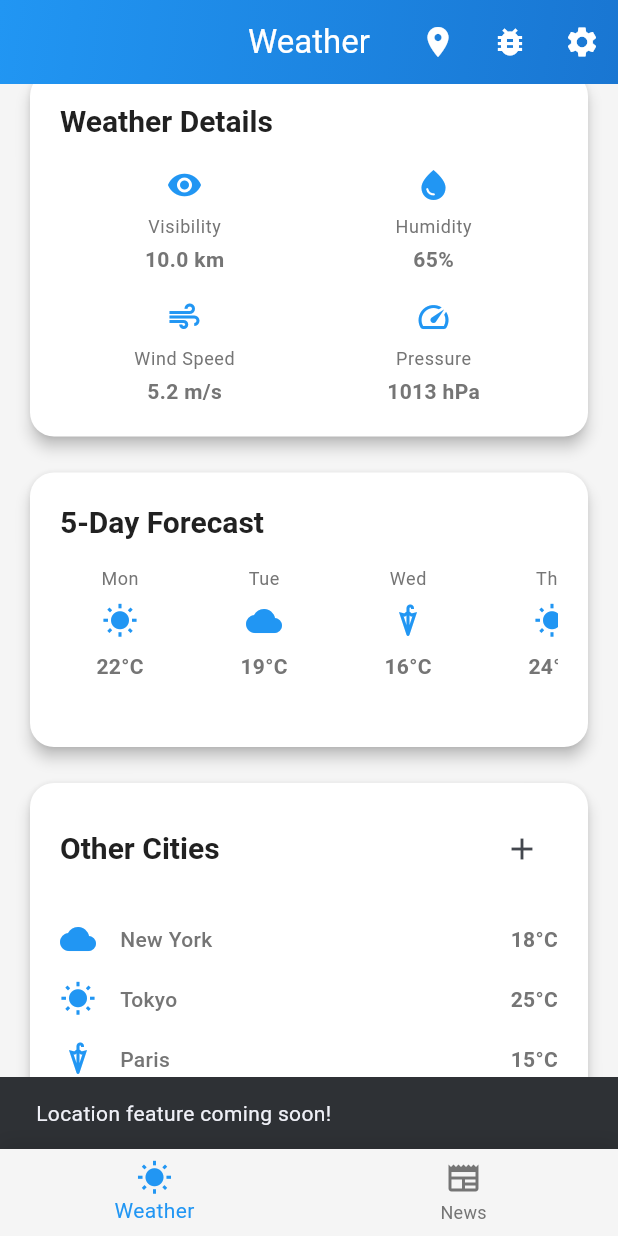
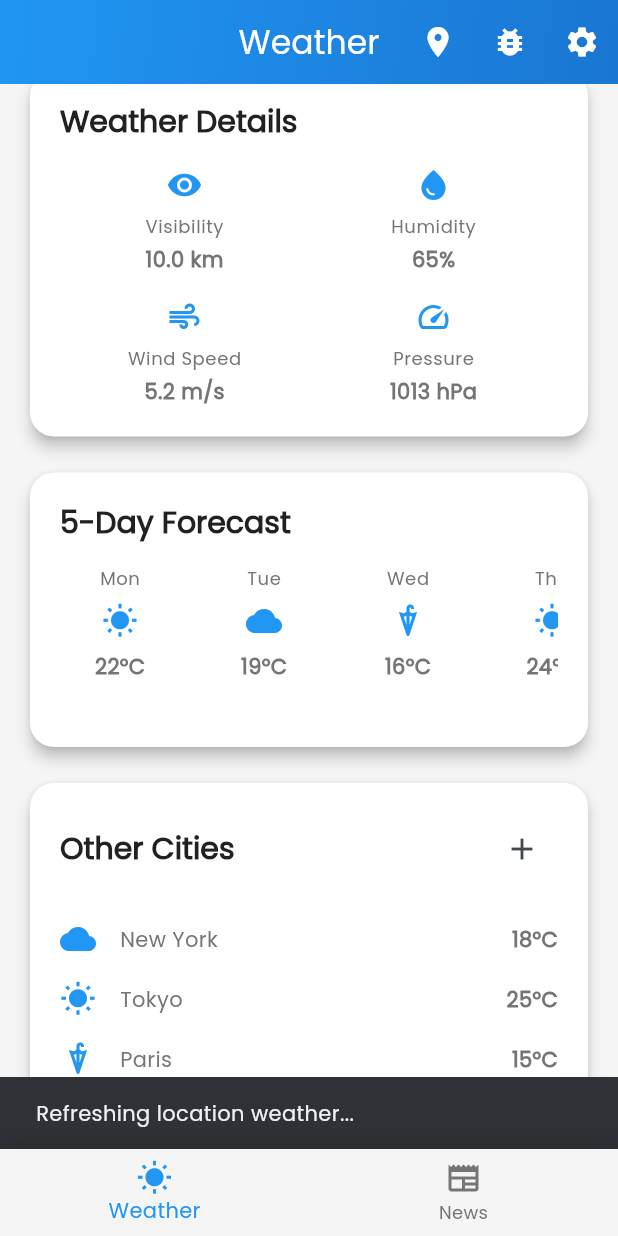
Before and after one commit to adahaggarwal/debound, a Flutter app: the screen it shows after launch, scrolled down 223 dp, after a tap on the "location on" icon, on a phone screen of 412 x 824 dp. Run offline on Flutter 3.47's test engine with Material 3 defaults, Android fonts, the phone set to English and light mode, and no system bars; our stand-ins replace connectivity_plus, dio, equatable, flutter_bloc, geocoding, geolocator and 3 more; accounts and stored records are empty; network calls fail.

Commit message:
font added

```diff
--- a/lib/core/constants/app_theme.dart
+++ b/lib/core/constants/app_theme.dart
@@ -4,6 +4,7 @@ import 'app_colors.dart';
 class AppTheme {
   static ThemeData lightTheme = ThemeData(
     useMaterial3: true,
+    fontFamily: 'Poppins',
     colorScheme: ColorScheme.fromSeed(
       seedColor: AppColors.primary,
       brightness: Brightness.light,
@@ -68,6 +69,7 @@ class AppTheme {
 
   static ThemeData darkTheme = ThemeData(
     useMaterial3: true,
+    fontFamily: 'Poppins',
     colorScheme: ColorScheme.fromSeed(
       seedColor: AppColors.primary,
       brightness: Brightness.dark,
--- /dev/null
+++ b/lib/core/services/location_service.dart
@@ -0,0 +1,159 @@
+import 'package:geolocator/geolocator.dart';
+import 'package:geocoding/geocoding.dart';
+import 'package:permission_handler/permission_handler.dart';
+import '../utils/app_logger.dart';
+import '../error/failures.dart';
+
+class LocationService {
+  static LocationService? _instance;
+
+  LocationService._();
+
+  static LocationService get instance {
+    _instance ??= LocationService._();
+    return _instance!;
+  }
+
+  /// Check and request location permissions
+  Future<bool> requestLocationPermission() async {
+    AppLogger.logInfo('🗺️ Requesting location permission...');
+
+    try {
+      // Check if location services are enabled
+      bool serviceEnabled = await Geolocator.isLocationServiceEnabled();
+      if (!serviceEnabled) {
+        AppLogger.logWarning('Location services are disabled');
+        return false;
+      }
+
+      // Check current permission status
+      LocationPermission permission = await Geolocator.checkPermission();
+      AppLogger.logInfo('Current location permission: $permission');
+
+      if (permission == LocationPermission.denied) {
+        permission = await Geolocator.requestPermission();
+        if (permission == LocationPermission.denied) {
+          AppLogger.logError('Location permissions are denied');
+          return false;
+        }
+      }
+
+      if (permission == LocationPermission.deniedForever) {
+        AppLogger.logError('Location permissions are permanently denied');
+        return false;
+      }
+
+      AppLogger.logSuccess('Location permission granted');
+      return true;
+    } catch (e) {
+      AppLogger.logError('Error requesting location permission: $e');
+      return false;
+    }
+  }
+
+  /// Get current position
+  Future<Position?> getCurrentPosition() async {
+    AppLogger.logInfo('📍 Getting current position...');
+
+    try {
+      bool hasPermission = await requestLocationPermission();
+      if (!hasPermission) {
+        throw const LocationFailure('Location permission denied');
+      }
+
+      Position position = await Geolocator.getCurrentPosition(
+        desiredAccuracy: LocationAccuracy.high,
+        timeLimit: const Duration(seconds: 10),
+      );
+
+      AppLogger.logSuccess('Current position: ${position.latitude}, ${position.longitude}');
+      return position;
+    } catch (e) {
+      AppLogger.logError('Error getting current position: $e');
+      return null;
+    }
+  }
+
+  /// Get city name from coordinates
+  Future<String?> getCityFromCoordinates(double latitude, double longitude) async {
+    AppLogger.logInfo('🏙️ Getting city name from coordinates...');
+
+    try {
+      List<Placemark> placemarks = await placemarkFromCoordinates(
+        latitude,
+        longitude,
+      );
+
+      if (placemarks.isNotEmpty) {
+        Placemark place = placemarks[0];
+        String cityName = place.locality ?? place.administrativeArea ?? 'Unknown';
+
+        AppLogger.logSuccess('City name: $cityName');
+        return cityName;
+      }
+    } catch (e) {
+      AppLogger.logError('Error getting city name: $e');
+    }
+
+    return null;
+  }
+
+  /// Get user's current location and city
+  Future<LocationData?> getCurrentLocationData() async {
+    AppLogger.logInfo('🌍 Getting current location data...');
+
+    try {
+      Position? position = await getCurrentPosition();
+      if (position == null) {
+        return null;
+      }
+
+      String? cityName = await getCityFromCoordinates(
+        position.latitude,
+        position.longitude,
+      );
+
+      LocationData locationData = LocationData(
+        latitude: position.latitude,
+        longitude: position.longitude,
+        cityName: cityName ?? 'Unknown City',
+      );
+
+      AppLogger.logSuccess('Location data retrieved: ${locationData.cityName}');
+      return locationData;
+    } catch (e) {
+      AppLogger.logError('Error getting location data: $e');
+      return null;
+    }
+  }
+
+  /// Check if location permission is granted
+  Future<bool> isLocationPermissionGranted() async {
+    LocationPermission permission = await Geolocator.checkPermission();
+    return permission == LocationPermission.always ||
+           permission == LocationPermission.whileInUse;
+  }
+
+  /// Open app settings for location permission
+  Future<void> openLocationSettings() async {
+    AppLogger.logInfo('Opening location settings...');
+    await Geolocator.openAppSettings();
+  }
+}
+
+class LocationData {
+  final double latitude;
+  final double longitude;
+  final String cityName;
+
+  LocationData({
+    required this.latitude,
+    required this.longitude,
+    required this.cityName,
+  });
+
+  @override
+  String toString() {
+    return 'LocationData(lat: $latitude, lng: $longitude, city: $cityName)';
+  }
+}
--- a/lib/features/news/presentation/bloc/news_bloc.dart
+++ b/lib/features/news/presentation/bloc/news_bloc.dart
@@ -1,5 +1,7 @@
 import 'package:flutter_bloc/flutter_bloc.dart';
 import 'package:equatable/equatable.dart';
+import '../../../../core/network/network_client.dart';
+import '../../../../core/utils/app_logger.dart';
 
 // Events
 abstract class NewsEvent extends Equatable {
@@ -10,6 +12,8 @@ abstract class NewsEvent extends Equatable {
 }
 
 class GetTopHeadlinesEvent extends NewsEvent {}
+
+class TestNewsApiEvent extends NewsEvent {}
 
 class GetNewsByCategoryEvent extends NewsEvent {
   final String category;
@@ -90,22 +94,52 @@ class NewsBloc extends Bloc<NewsEvent, NewsState> {
     on<GetNewsByCategoryEvent>(_onGetNewsByCategory);
     on<SearchNewsEvent>(_onSearchNews);
     on<RefreshNewsEvent>(_onRefreshNews);
+    on<TestNewsApiEvent>(_onTestNewsApi);
   }
 
   Future<void> _onGetTopHeadlines(
     GetTopHeadlinesEvent event,
     Emitter<NewsState> emit,
   ) async {
+    AppLogger.logBloc('Getting top headlines...');
     emit(NewsLoadingState());
 
     try {
-      // TODO: Implement actual API call
-      await Future.delayed(const Duration(seconds: 2));
+      AppLogger.logNews('Attempting to fetch top headlines...');
 
+      // Test with real API call
+      final response = await NetworkClient.instance.getTopHeadlines();
+
+      if (response.statusCode == 200) {
+        final data = response.data;
+        AppLogger.logSuccess('Top headlines received successfully');
+        AppLogger.logNews('Articles count: ${data['totalResults']}');
+
+        final articles = <NewsArticle>[];
+        final articlesData = data['articles'] as List;
+
+        for (final articleData in articlesData) {
+          articles.add(NewsArticle(
+            title: articleData['title'] ?? 'No title',
+            description: articleData['description'] ?? 'No description',
+            url: articleData['url'] ?? '',
+            imageUrl: articleData['urlToImage'],
+            publishedAt: articleData['publishedAt'] ?? DateTime.now().toIso8601String(),
+            source: articleData['source']['name'] ?? 'Unknown',
+          ));
+        }
+
+        emit(NewsLoadedState(articles));
+      } else {
+        throw Exception('Failed to load news');
+      }
+    } catch (e) {
+      AppLogger.logError('Failed to get top headlines: $e');
+
+      // Fallback to mock data for UI testing
+      AppLogger.logWarning('Using mock data for UI testing');
       final articles = _getMockArticles();
       emit(NewsLoadedState(articles));
-    } catch (e) {
-      emit(NewsErrorState(e.toString()));
     }
   }
 
@@ -147,7 +181,25 @@ class NewsBloc extends Bloc<NewsEvent, NewsState> {
     RefreshNewsEvent event,
     Emitter<NewsState> emit,
   ) async {
+    AppLogger.logBloc('Refreshing news data...');
     add(GetTopHeadlinesEvent());
+  }
+
+  Future<void> _onTestNewsApi(
+    TestNewsApiEvent event,
+    Emitter<NewsState> emit,
+  ) async {
+    AppLogger.logBloc('Testing News API...');
+    emit(NewsLoadingState());
+
+    try {
+      await NetworkClient.instance.testApiKeys();
+      AppLogger.logSuccess('News API test completed');
+      add(GetTopHeadlinesEvent());
+    } catch (e) {
+      AppLogger.logError('News API test failed: $e');
+      emit(NewsErrorState('News API test failed: $e'));
+    }
   }
 
   List<NewsArticle> _getMockArticles() {
--- a/lib/features/splash/splash_screen.dart
+++ b/lib/features/splash/splash_screen.dart
@@ -1,6 +1,9 @@
 import 'package:flutter/material.dart';
 import '../../core/constants/app_colors.dart';
 import '../weather/presentation/pages/home_page.dart';
+import '../../core/services/location_service.dart';
+import '../../core/utils/app_logger.dart';
+import '../../shared/widgets/location_permission_dialog.dart';
 
 class SplashScreen extends StatefulWidget {
   const SplashScreen({super.key});
@@ -42,6 +45,9 @@ class _SplashScreenState extends State<SplashScreen>
 
     _animationController.forward();
 
+    // Request location permission during splash
+    _requestLocationPermission();
+
     // Navigate to home page after 3 seconds
     Future.delayed(const Duration(seconds: 3), () {
       if (mounted) {
@@ -51,6 +57,26 @@ class _SplashScreenState extends State<SplashScreen>
         );
       }
     });
+  }
+
+  Future<void> _requestLocationPermission() async {
+    AppLogger.logInfo('Requesting location permission during splash...');
+
+    // Small delay to let splash animation start
+    await Future.delayed(const Duration(milliseconds: 500));
+
+    try {
+      final hasPermission = await LocationService.instance.isLocationPermissionGranted();
+
+      if (!hasPermission) {
+        AppLogger.logInfo('Location permission not granted, will show dialog later');
+        // Don't show dialog during splash, let the user see the UI first
+      } else {
+        AppLogger.logSuccess('Location permission already granted');
+      }
+    } catch (e) {
+      AppLogger.logError('Error checking location permission: $e');
+    }
   }
 
   @override
--- a/lib/features/weather/presentation/bloc/weather_bloc.dart
+++ b/lib/features/weather/presentation/bloc/weather_bloc.dart
@@ -3,6 +3,7 @@ import 'package:equatable/equatable.dart';
 import '../../../../core/network/network_client.dart';
 import '../../../../core/utils/app_logger.dart';
 import '../../../../core/error/error_handler.dart';
+import '../../../../core/services/location_service.dart';
 
 // Events
 abstract class WeatherEvent extends Equatable {
@@ -13,6 +14,23 @@ abstract class WeatherEvent extends Equatable {
 }
 
 class GetCurrentWeatherEvent extends WeatherEvent {}
+
+class GetLocationWeatherEvent extends WeatherEvent {}
+
+class GetWeatherByLocationEvent extends WeatherEvent {
+  final double latitude;
+  final double longitude;
+  final String cityName;
+
+  const GetWeatherByLocationEvent({
+    required this.latitude,
+    required this.longitude,
+    required this.cityName,
+  });
+
+  @override
+  List<Object> get props => [latitude, longitude, cityName];
+}
 
 class TestApiKeysEvent extends WeatherEvent {}
 
@@ -69,6 +87,8 @@ class WeatherErrorState extends WeatherState {
 class WeatherBloc extends Bloc<WeatherEvent, WeatherState> {
   WeatherBloc() : super(WeatherInitialState()) {
     on<GetCurrentWeatherEvent>(_onGetCurrentWeather);
+    on<GetLocationWeatherEvent>(_onGetLocationWeather);
+    on<GetWeatherByLocationEvent>(_onGetWeatherByLocation);
     on<GetWeatherForecastEvent>(_onGetWeatherForecast);
     on<RefreshWeatherEvent>(_onRefreshWeather);
     on<TestApiKeysEvent>(_onTestApiKeys);
@@ -115,6 +135,90 @@ class WeatherBloc extends Bloc<WeatherEvent, WeatherState> {
     }
   }
 
+  Future<void> _onGetLocationWeather(
+    GetLocationWeatherEvent event,
+    Emitter<WeatherState> emit,
+  ) async {
+    AppLogger.logBloc('Getting location-based weather...');
+    emit(WeatherLoadingState());
+
+    try {
+      // Get user's current location
+      final locationData = await LocationService.instance.getCurrentLocationData();
+
+      if (locationData == null) {
+        AppLogger.logWarning('Could not get location, falling back to default city');
+        add(GetCurrentWeatherEvent());
+        return;
+      }
+
+      // Get weather for user's location
+      add(GetWeatherByLocationEvent(
+        latitude: locationData.latitude,
+        longitude: locationData.longitude,
+        cityName: locationData.cityName,
+      ));
+    } catch (e) {
+      AppLogger.logError('Failed to get location weather: $e');
+      emit(WeatherErrorState('Failed to get location: $e'));
+    }
+  }
+
+  Future<void> _onGetWeatherByLocation(
+    GetWeatherByLocationEvent event,
+    Emitter<WeatherState> emit,
+  ) async {
+    AppLogger.logBloc('Getting weather for ${event.cityName}...');
+    emit(WeatherLoadingState());
+
+    try {
+      AppLogger.logWeather('Fetching weather for coordinates: ${event.latitude}, ${event.longitude}');
+
+      final response = await NetworkClient.instance.getWeatherByCoordinates(
+        event.latitude,
+        event.longitude,
+      );
+
+      if (response.statusCode == 200) {
+        final data = response.data;
+        AppLogger.logSuccess('Location weather data received successfully');
+        AppLogger.logWeather('Weather: ${data['name']} - ${data['main']['temp']}°C - ${data['weather'][0]['description']}');
+
+        emit(WeatherLoadedState(
+          city: '${event.cityName} 📍',
+          temperature: (data['main']['temp'] ?? 22.5).toDouble(),
+          condition: data['weather'][0]['main'] ?? 'Clear',
+          description: data['weather'][0]['description'] ?? 'Clear sky',
+        ));
+      } else {
+        throw Exception('Failed to load weather data for location');
+      }
+    } catch (e) {
+      AppLogger.logError('Failed to get weather by location: $e');
+
+      // Fallback to city name weather
+      AppLogger.logWarning('Trying to get weather by city name: ${event.cityName}');
+      try {
+        final response = await NetworkClient.instance.getWeatherData(event.cityName);
+
+        if (response.statusCode == 200) {
+          final data = response.data;
+          emit(WeatherLoadedState(
+            city: '${event.cityName} 📍',
+            temperature: (data['main']['temp'] ?? 22.5).toDouble(),
+            condition: data['weather'][0]['main'] ?? 'Clear',
+            description: data['weather'][0]['description'] ?? 'Clear sky',
+          ));
+        } else {
+          throw Exception('Failed to load weather data');
+        }
+      } catch (e2) {
+        AppLogger.logError('Fallback weather request also failed: $e2');
+        emit(WeatherErrorState('Could not get weather for your location'));
+      }
+    }
+  }
+
   Future<void> _onGetWeatherForecast(
     GetWeatherForecastEvent event,
     Emitter<WeatherState> emit,
@@ -149,7 +253,7 @@ class WeatherBloc extends Bloc<WeatherEvent, WeatherState> {
     Emitter<WeatherState> emit,
   ) async {
     AppLogger.logBloc('Refreshing weather data...');
-    add(GetCurrentWeatherEvent());
+    add(GetLocationWeatherEvent());
   }
 
   Future<void> _onTestApiKeys(
--- a/lib/features/weather/presentation/pages/home_page.dart
+++ b/lib/features/weather/presentation/pages/home_page.dart
@@ -31,8 +31,8 @@ class _HomePageState extends State<HomePage> {
   }
 
   void _loadInitialData() {
-    // Load weather data
-    context.read<WeatherBloc>().add(GetCurrentWeatherEvent());
+    // Load location-based weather data
+    context.read<WeatherBloc>().add(GetLocationWeatherEvent());
 
     // Load news data
     context.read<NewsBloc>().add(GetTopHeadlinesEvent());
--- a/lib/features/weather/presentation/pages/weather_page.dart
+++ b/lib/features/weather/presentation/pages/weather_page.dart
@@ -7,6 +7,8 @@ import '../../../../shared/widgets/loading_widget.dart';
 import '../../../../shared/widgets/error_widget.dart';
 import '../../../../shared/widgets/custom_bottom_sheet.dart';
 import '../../../../core/utils/app_logger.dart';
+import '../../../../shared/widgets/location_permission_dialog.dart';
+import '../../../../core/services/location_service.dart';
 
 class WeatherPage extends StatefulWidget {
   const WeatherPage({super.key});
@@ -33,10 +35,34 @@ class _WeatherPageState extends State<WeatherPage> {
         actions: [
           IconButton(
             icon: const Icon(Icons.location_on),
-            onPressed: () {
-              ScaffoldMessenger.of(context).showSnackBar(
-                const SnackBar(content: Text('Location feature coming soon!')),
-              );
+            onPressed: () async {
+              AppLogger.logInfo('Location button pressed');
+
+              // Check if location permission is granted
+              final hasPermission = await LocationService.instance.isLocationPermissionGranted();
+
+              if (hasPermission) {
+                // Refresh with current location
+                context.read<WeatherBloc>().add(GetLocationWeatherEvent());
+                ScaffoldMessenger.of(context).showSnackBar(
+                  const SnackBar(content: Text('Refreshing location weather...')),
+                );
+              } else {
+                // Show permission dialog
+                LocationPermissionDialog.show(
+                  context: context,
+                  onPermissionGranted: () {
+                    context.read<WeatherBloc>().add(GetLocationWeatherEvent());
+                  },
+                  onPermissionDenied: () {
+                    ScaffoldMessenger.of(context).showSnackBar(
+                      const SnackBar(
+                        content: Text('Location permission is needed for local weather'),
+                      ),
+                    );
+                  },
+                );
+              }
             },
           ),
           IconButton(
--- a/lib/main.dart
+++ b/lib/main.dart
@@ -7,15 +7,24 @@ import 'core/constants/app_theme.dart';
 import 'features/splash/splash_screen.dart';
 import 'features/weather/presentation/bloc/weather_bloc.dart';
 import 'features/news/presentation/bloc/news_bloc.dart';
+import 'core/network/network_client.dart';
+import 'core/utils/app_logger.dart';
 
 void main() async {
   WidgetsFlutterBinding.ensureInitialized();
 
+  AppLogger.logInfo('🚀 Starting Weather & News Dashboard App');
+
   // Initialize Hive
   await Hive.initFlutter();
+  AppLogger.logSuccess('Hive initialized');
 
   // Initialize shared preferences
   await SharedPreferences.getInstance();
+  AppLogger.logSuccess('SharedPreferences initialized');
+
+  // Initialize Network Client (this will log API key status)
+  NetworkClient.instance;
 
   runApp(const MyApp());
 }
```
Also changed, not shown: lib/shared/widgets/location_permission_dialog.dart (added, +233 -0 lines), pubspec.yaml (+11 -0 lines), lib/core/constants/Poppins-Regular.ttf (added), 1 other file.
